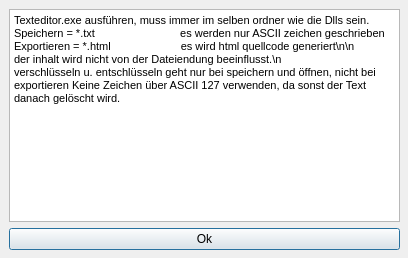
The window that helpdialog.ui (AwesomeTextEdtor/Texteditor) describes before a commit, drawn with Qt 5.
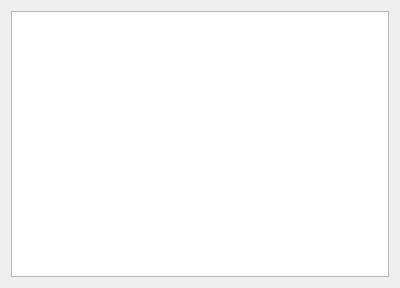
The same window after the commit.

Diff of the .ui file:
```diff
--- a/helpdialog.ui
+++ b/helpdialog.ui
@@ -6,33 +6,12 @@
    <rect>
     <x>0</x>
     <y>0</y>
-    <width>408</width>
-    <height>258</height>
+    <width>400</width>
+    <height>288</height>
    </rect>
   </property>
-  <property name="minimumSize">
-   <size>
-    <width>408</width>
-    <height>258</height>
-   </size>
-  </property>
-  <property name="maximumSize">
-   <size>
-    <width>408</width>
-    <height>258</height>
-   </size>
-  </property>
   <property name="windowTitle">
-   <string>Hilfe</string>
-  </property>
-  <widget class="QWidget" name="">
-   <property name="geometry">
-    <rect>
-     <x>9</x>
-     <y>9</y>
-     <width>391</width>
-     <height>241</height>
-    </rect>
+   <string>Dialog</string>
    </property>
    <layout class="QVBoxLayout" name="verticalLayout">
     <item>
@@ -45,22 +24,11 @@
 &lt;html&gt;&lt;head&gt;&lt;meta name=&quot;qrichtext&quot; content=&quot;1&quot; /&gt;&lt;style type=&quot;text/css&quot;&gt;
 p, li { white-space: pre-wrap; }
 &lt;/style&gt;&lt;/head&gt;&lt;body style=&quot; font-family:'MS Shell Dlg 2'; font-size:8.25pt; font-weight:400; font-style:normal;&quot;&gt;
-&lt;p style=&quot; margin-top:0px; margin-bottom:0px; margin-left:0px; margin-right:0px; -qt-block-indent:0; text-indent:0px;&quot;&gt;&lt;span style=&quot; font-size:8pt;&quot;&gt;Texteditor.exe ausführen, muss immer im selben ordner wie die Dlls sein.&lt;/span&gt;&lt;/p&gt;
-&lt;p style=&quot; margin-top:0px; margin-bottom:0px; margin-left:0px; margin-right:0px; -qt-block-indent:0; text-indent:0px;&quot;&gt;&lt;span style=&quot; font-size:8pt;&quot;&gt;Speichern = *.txt                            es werden nur ASCII zeichen geschrieben Exportieren = *.html                       es wird html quellcode generiert\n\n&lt;/span&gt;&lt;/p&gt;
-&lt;p style=&quot; margin-top:0px; margin-bottom:0px; margin-left:0px; margin-right:0px; -qt-block-indent:0; text-indent:0px;&quot;&gt;&lt;span style=&quot; font-size:8pt;&quot;&gt;der inhalt wird nicht von der Dateiendung beeinflusst.\n&lt;/span&gt;&lt;/p&gt;
-&lt;p style=&quot; margin-top:0px; margin-bottom:0px; margin-left:0px; margin-right:0px; -qt-block-indent:0; text-indent:0px;&quot;&gt;&lt;span style=&quot; font-size:8pt;&quot;&gt;verschlüsseln u. entschlüsseln geht nur bei speichern und öffnen, nicht bei exportieren Keine Zeichen über ASCII 127 verwenden, da sonst der Text danach gelöscht wird.&lt;/span&gt;&lt;/p&gt;&lt;/body&gt;&lt;/html&gt;</string>
-      </property>
-     </widget>
-    </item>
-    <item>
-     <widget class="QPushButton" name="pushButton">
-      <property name="text">
-       <string>Ok</string>
+&lt;p style=&quot;-qt-paragraph-type:empty; margin-top:0px; margin-bottom:0px; margin-left:0px; margin-right:0px; -qt-block-indent:0; text-indent:0px;&quot;&gt;&lt;br /&gt;&lt;/p&gt;&lt;/body&gt;&lt;/html&gt;</string>
       </property>
      </widget>
     </item>
    </layout>
-  </widget>
  </widget>
  <resources/>
  <connections/>
```
Lines whose indentation alone changed are shown as unchanged.
